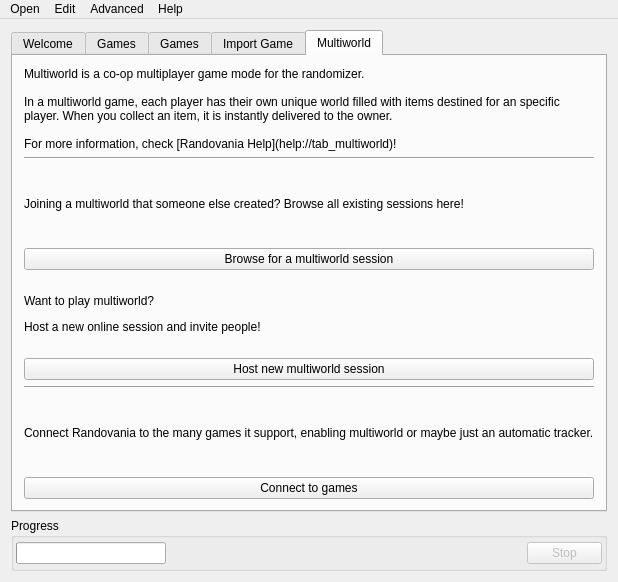
randovania/randovania, file randovania/gui/ui_files/main_window.ui: the form before one commit.
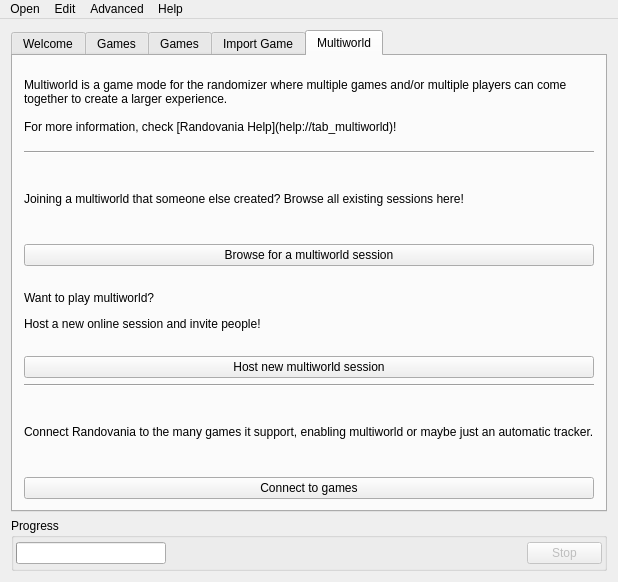
The form after the commit. The open tabs and pages were chosen to show the change. Custom widgets are drawn as their Qt base class.

Commit message: Revise MW description in Main window

```diff
--- a/randovania/gui/ui_files/main_window.ui
+++ b/randovania/gui/ui_files/main_window.ui
@@ -300,9 +300,7 @@
         <item>
          <widget class="QLabel" name="multiworld_intro_label">
           <property name="text">
-           <string>Multiworld is a co-op multiplayer game mode for the randomizer.
-
-In a multiworld game, each player has their own unique world filled with items destined for an specific player. When you collect an item, it is instantly delivered to the owner.
+           <string>Multiworld is a game mode for the randomizer where multiple games and/or multiple players can come together to create a larger experience.
 
 For more information, check [Randovania Help](help://tab_multiworld)!</string>
           </property>
```
